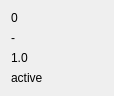
Old version of the form qmesydaq/modulestatus.ui in the repository flueke/qmesydaq.
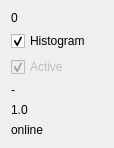
New version of the form.

```diff
--- a/qmesydaq/modulestatus.ui
+++ b/qmesydaq/modulestatus.ui
@@ -7,38 +7,81 @@
     <x>0</x>
     <y>0</y>
     <width>114</width>
-    <height>85</height>
+    <height>135</height>
    </rect>
   </property>
   <property name="windowTitle">
    <string>Form</string>
   </property>
-  <layout class="QVBoxLayout" name="verticalLayout">
-   <item>
+  <layout class="QGridLayout" name="gridLayout_2">
+   <item row="0" column="0">
     <widget class="QLabel" name="moduleLabel">
      <property name="text">
       <string>0</string>
      </property>
     </widget>
    </item>
-   <item>
+   <item row="1" column="0">
+    <layout class="QGridLayout" name="gridLayout">
+     <item row="0" column="0" colspan="2">
+      <widget class="QCheckBox" name="checkHistogramBox">
+       <property name="enabled">
+        <bool>true</bool>
+       </property>
+       <property name="text">
+        <string>Histogram</string>
+       </property>
+       <property name="checked">
+        <bool>true</bool>
+       </property>
+      </widget>
+     </item>
+     <item row="1" column="0">
+      <widget class="QCheckBox" name="checkActiveBox">
+       <property name="enabled">
+        <bool>false</bool>
+       </property>
+       <property name="text">
+        <string>Active</string>
+       </property>
+       <property name="checked">
+        <bool>true</bool>
+       </property>
+      </widget>
+     </item>
+     <item row="1" column="1">
+      <spacer name="verticalSpacer">
+       <property name="orientation">
+        <enum>Qt::Vertical</enum>
+       </property>
+       <property name="sizeHint" stdset="0">
+        <size>
+         <width>20</width>
+         <height>18</height>
+        </size>
+       </property>
+      </spacer>
+     </item>
+    </layout>
+   </item>
+   <item row="2" column="0">
     <widget class="QLabel" name="moduleType">
      <property name="text">
       <string>-</string>
      </property>
     </widget>
    </item>
-   <item>
+   <item row="3" column="0">
     <widget class="QLabel" name="moduleVersion">
      <property name="text">
       <string>1.0</string>
      </property>
     </widget>
    </item>
-   <item>
+   <item row="4" column="0">
     <widget class="QLabel" name="moduleStatus">
      <property name="text">
-      <string>active</string>
+      <string>online</string>
      </property>
     </widget>
    </item>
```
Left out of the diff: 73 changed lines with no effect on the pictures.
